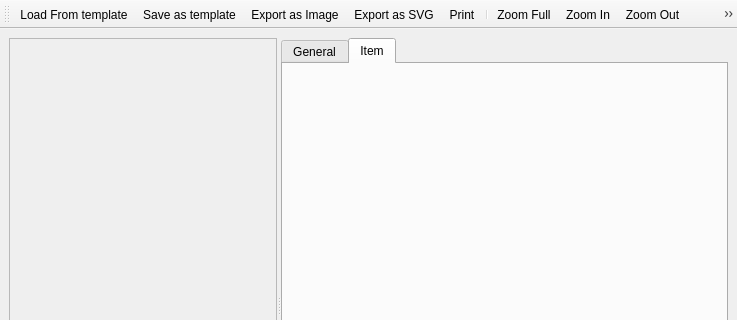
First picture: the form in qgis/src/ui/qgscomposerbase.ui, repository sourcepole/qgis, before the edit; both pictures show x 0 to 737 and y 0 to 320 of the 737 by 609 pixel window.
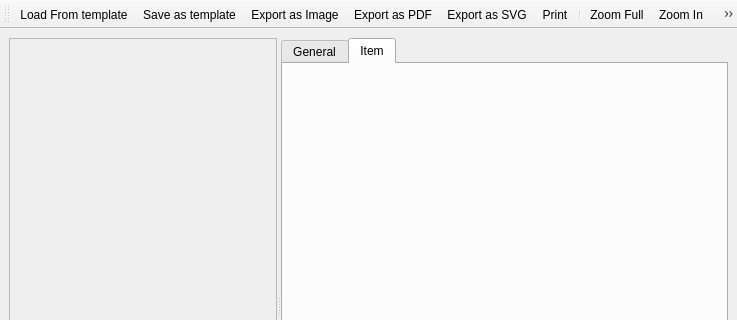
Second picture: the form after the edit. Icons and pictures are not drawn.

Commit message: add export to PDF to composer

What changed in the file:
```diff
--- a/qgis/src/ui/qgscomposerbase.ui
+++ b/qgis/src/ui/qgscomposerbase.ui
@@ -232,6 +232,7 @@
    <addaction name="mActionLoadFromTemplate" />
    <addaction name="mActionSaveAsTemplate" />
    <addaction name="mActionExportAsImage" />
+   <addaction name="mActionExportAsPDF" />
    <addaction name="mActionExportAsSVG" />
    <addaction name="mActionPrint" />
    <addaction name="separator" />
@@ -334,6 +335,14 @@
     <string>Export as Image...</string>
    </property>
   </action>
+  <action name="mActionExportAsPDF" >
+   <property name="icon" >
+    <iconset>../themes/default/mActionSaveAsPDF.png</iconset>
+   </property>
+   <property name="text" >
+    <string>Export as PDF...</string>
+   </property>
+  </action>
   <action name="mActionExportAsSVG" >
    <property name="icon" >
     <iconset>../themes/default/mActionSaveAsSVG.png</iconset>
```
The commit also changes 4 other files.
